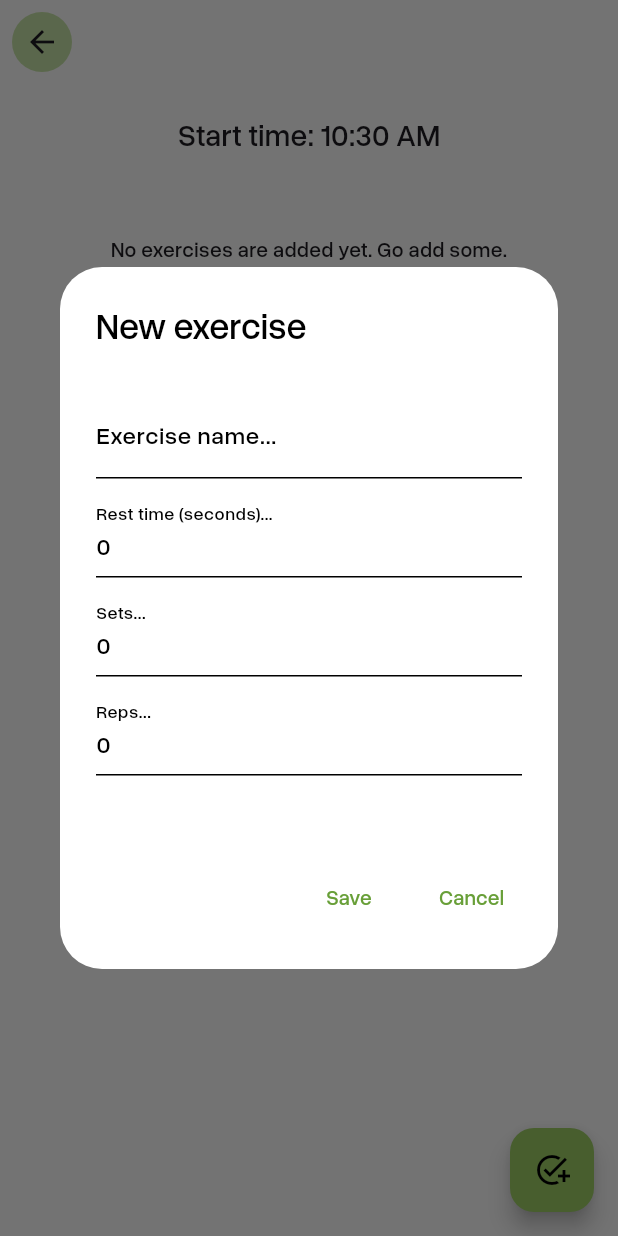
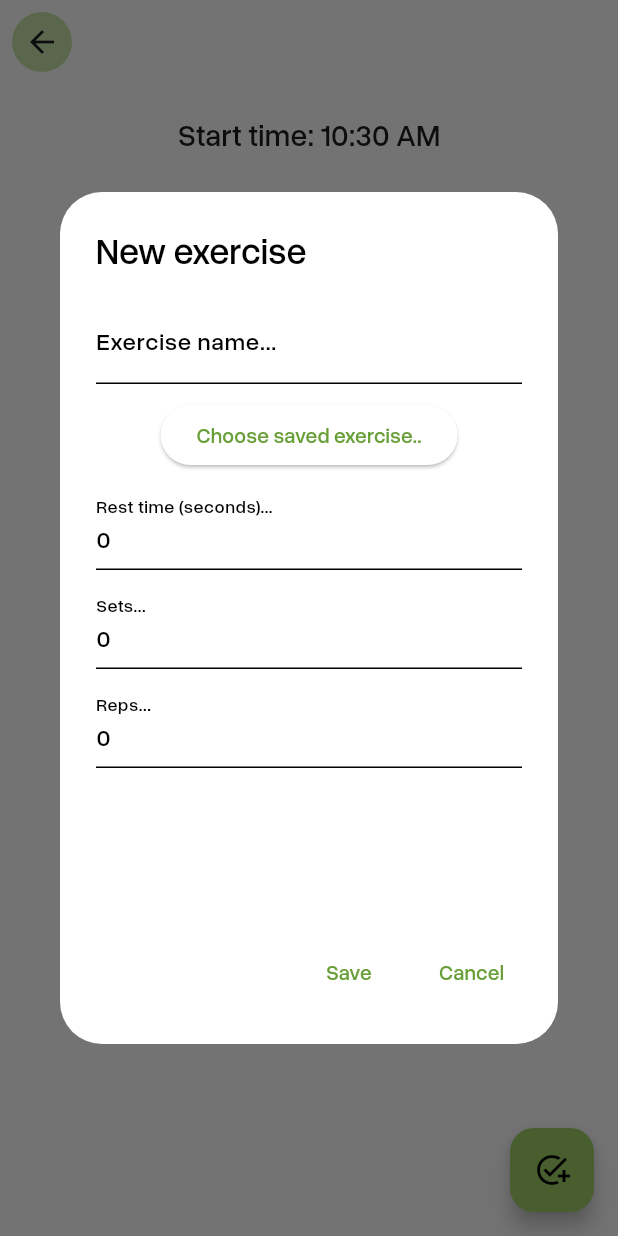
Before and after one commit to mantot-123/gym_workout_finder_tracker_app_flutter, a Flutter app: the RoutineDetailsPage screen opened directly with empty values, after a tap on the "add task" icon, on a phone screen of 412 x 824 dp. Run offline on Flutter 3.47's test engine with Material 3 defaults, Android fonts, the phone set to English and light mode, and no system bars; our stand-ins replace auto_size_text, hive, hive_flutter, loading_animation_widget; accounts and stored records are empty; statements that could not run were skipped.

Commit message:
feat: Added a button to task edit dialog that opens a page to name a task by choosing a saved exercise

```diff
--- a/lib/widgets/task_edit_dialog.dart
+++ b/lib/widgets/task_edit_dialog.dart
@@ -1,9 +1,12 @@
 import 'package:flutter/material.dart';
 import "package:gym_workout_finder_tracker_app_flutter/widgets/ui/ui_input_box.dart";
+import "../widgets/ui/ui_scaffold.dart";
+import "../widgets/saved_exercises_list.dart";
 import "../models/task.dart";
 import "../models/routine.dart";
 import "../helpers/rng_str_gen.dart";
 import "../routines_db_handler.dart";
+import "../exercises_db_handler.dart";
 
 class TaskEditDialog {
   int mode; // MODES: 0 = create new, 1 = edit
@@ -129,7 +132,6 @@ class TaskEditDialog {
             title: Text("Errors"),
             content: Container(
               height: 150,
-              child: Center(
               child: Column(
                 children: [
                   Text("There are errors in the form. Please fix them before saving."),
@@ -139,7 +141,6 @@ class TaskEditDialog {
                   setsHelperMsg != "" ? Text(setsHelperMsg, style: TextStyle(color: Colors.red)) : SizedBox(),
                   repsHelperMsg != "" ? Text(repsHelperMsg, style: TextStyle(color: Colors.red)) : SizedBox(),
                 ],
-                ),
               ),
             ),
             actions: [
@@ -153,15 +154,54 @@ class TaskEditDialog {
     );
   }
 
-  // INPUT BOXES
-  Widget _buildInputBoxes() {
-    return Container(
-      height: 300,
-      width: 400,
+  Widget _buildSavedExercisesImportWindow(BuildContext context, Function setState) {
+    return UIScaffold(
+      appBarTitle: "Import existing exercise",
+      body:
+        SavedExercisesDB.getSavedExercises().isEmpty
+        ? Center(
             child: Column(
               mainAxisAlignment: MainAxisAlignment.center,
               children: [
+                Text("Saved exercises", textAlign: TextAlign.center, style: TextStyle(fontSize: 20, fontWeight: FontWeight.bold)),
+                Icon(Icons.save, size: 60),
+                SizedBox(height: 10),
+                Text("All of your saved exercises will show here.\nTo find a new exercise,\nclick the search button on the top-right.", textAlign: TextAlign.center)
+              ],
+            )
+          )
+        : SavedExercisesList(
+            actionBtnType: 2,
+            actionBtnOnPressed: (task) {
+              Navigator.of(context).pop(task.name);
+            }
+        ),
+    );;
+  }
+
+  // INPUT BOXES
+  Widget _buildInputBoxes(BuildContext context, Function setState) {
+    return Container(
+      height: 400,
+      width: 400,
+      child: Column(
+        mainAxisAlignment: MainAxisAlignment.start,
+        children: [
           UIInputBox(label: "Exercise name...", controller: nameController),
+          SizedBox(height: 10),
+
+          ElevatedButton(
+            child: Text("Choose saved exercise.."),
+            onPressed: () async {
+              nameController.text = await Navigator.of(context).push(
+                MaterialPageRoute(
+                  builder: (context) {
+                    return _buildSavedExercisesImportWindow(context, setState);
+                  }
+                )
+              );
+            }
+          ),
           SizedBox(height: 10),
 
           UIInputBox(label: "Rest time (seconds)...", controller: restTimeController, inputType: 1),
@@ -218,6 +258,8 @@ class TaskEditDialog {
     return showDialog(// EDIT TASK DIALOG
       context: context,
       builder: (context) {
+        return StatefulBuilder(
+          builder: (context, setState) {
             return Theme(
               data: ThemeData(
                 colorScheme: ColorScheme.light(
@@ -229,11 +271,13 @@ class TaskEditDialog {
               ),
               child: AlertDialog(
                 title: Text(mode == 0 ? "New exercise" : "Edit exercise"),
-            content: _buildInputBoxes(),
+                content: _buildInputBoxes(context, setState),
                 actions: _buildActionBtns(context),
               )
             );
           }
         );
       }
+    );
   }
+}
```
Lines whose indentation alone changed are shown as unchanged.
